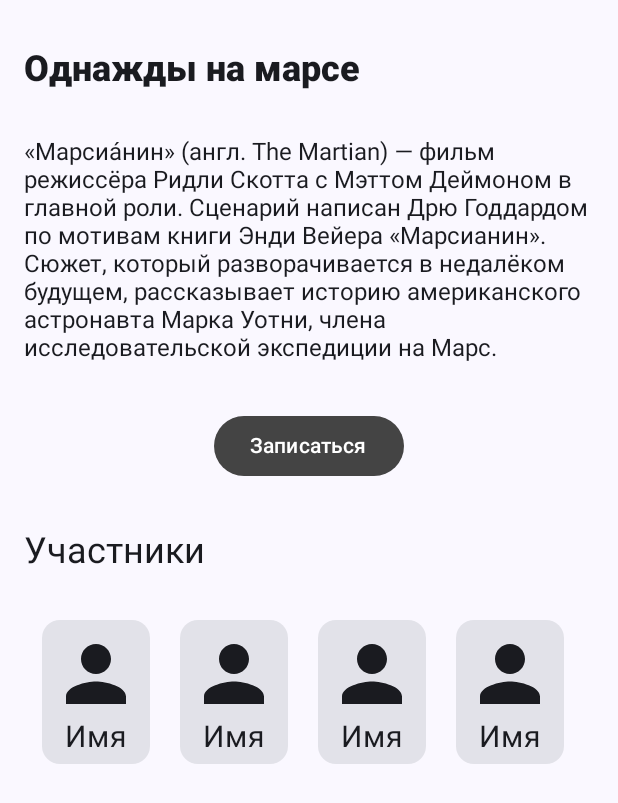
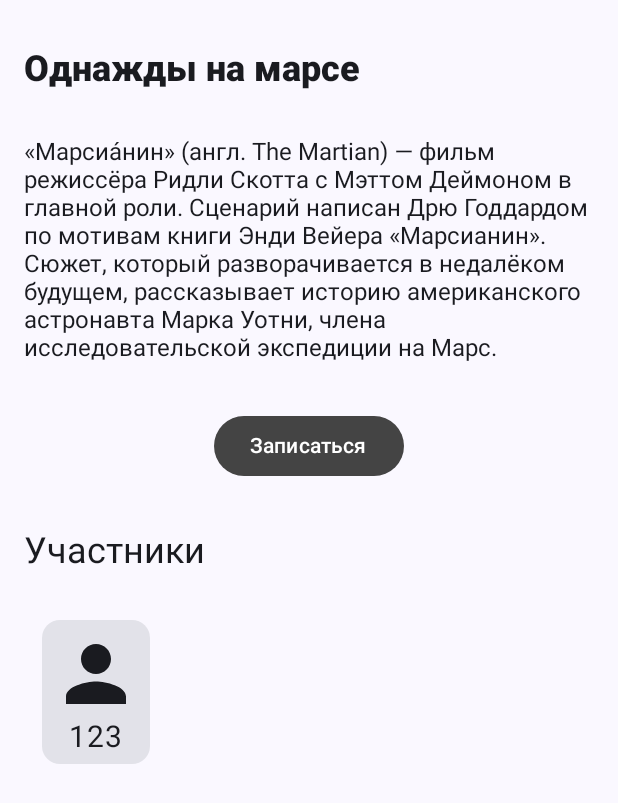
Before and after one commit to BlessedBoy16/CinemaClub, an Android app built with Jetpack Compose: the screen it shows after launch (MainActivity), after a tap on "Записаться", on a phone screen of 412 x 824 dp. Shown: the top 803 px of the screen. Run offline under Robolectric (Android 15) with nearby library versions, the phone set to English and light mode, and no system bars; pictures from the network do not load.

```diff
--- a/app/src/main/java/com/example/cinema/MainActivity.kt
+++ b/app/src/main/java/com/example/cinema/MainActivity.kt
@@ -3,7 +3,6 @@ package com.example.cinema
 import android.os.Bundle
 import androidx.activity.ComponentActivity
 import androidx.activity.compose.setContent
-import androidx.compose.foundation.background
 import androidx.compose.foundation.layout.Arrangement
 import androidx.compose.foundation.layout.Column
 import androidx.compose.foundation.layout.Spacer
@@ -16,6 +15,7 @@ import androidx.compose.foundation.layout.size
 import androidx.compose.foundation.layout.width
 import androidx.compose.foundation.lazy.LazyColumn
 import androidx.compose.foundation.lazy.LazyRow
+import androidx.compose.foundation.lazy.items
 import androidx.compose.foundation.shape.CircleShape
 import androidx.compose.material.icons.Icons
 import androidx.compose.material.icons.filled.Person
@@ -27,6 +27,11 @@ import androidx.compose.material3.MaterialTheme
 import androidx.compose.material3.Surface
 import androidx.compose.material3.Text
 import androidx.compose.runtime.Composable
+import androidx.compose.runtime.getValue
+import androidx.compose.runtime.mutableStateOf
+import androidx.compose.runtime.remember
+import androidx.compose.runtime.setValue
+import androidx.compose.runtime.toMutableStateList
 import androidx.compose.ui.Alignment
 import androidx.compose.ui.Modifier
 import androidx.compose.ui.draw.clip
@@ -36,6 +41,7 @@ import androidx.compose.ui.text.font.FontWeight
 import androidx.compose.ui.unit.dp
 import androidx.compose.ui.unit.sp
 import coil.compose.AsyncImage
+import com.example.cinema.data.User
 import com.example.cinema.ui.theme.CinemaTheme
 
 class MainActivity : ComponentActivity() {
@@ -48,15 +54,15 @@ class MainActivity : ComponentActivity() {
                     modifier = Modifier.fillMaxSize(),
                     color = MaterialTheme.colorScheme.background
                 ) {
-                    mainContent()
+                    mainContent(users = listOf())
                  }
             }
         }
     }
 }
-
 @Composable
-fun mainContent() {
+fun mainContent(users: List<User>) {
+    var users by remember { mutableStateOf(users) }
     Column {
         LazyColumn {
             item {
@@ -74,8 +80,20 @@ fun mainContent() {
                 )
             }
             item {
-                button()
-            }
+                Column(modifier = Modifier
+                    .fillMaxWidth(),
+                    verticalArrangement = Arrangement.Center,
+                    horizontalAlignment = Alignment.CenterHorizontally) {
+                Button(onClick = {
+                    users = users.toMutableList().also {
+                        it.add(0, User(123, "123"))
+                    }
+                },
+                    colors = ButtonDefaults.buttonColors(Color.DarkGray)) {
+                    Text(text = "Записаться")
+                        }
+                    }
+                }
             item {
                 Text(
                     text = "Участники",
@@ -90,9 +108,10 @@ fun mainContent() {
             item{
                 LazyRow(modifier = Modifier
                     .padding(16.dp,24.dp)) {
-                        items(10) {
+                        items(users) {
+                            user ->
                             Spacer(modifier = Modifier.width(4.dp))
-                            PersonView(name = "Имя")
+                            PersonView(name = user.name)
                     }
                 }
                 Spacer(modifier = Modifier.height(32.dp))
@@ -139,21 +158,24 @@ fun description(text: String){
     )
 }
 
-@Composable
-fun button(){
-    Column(
-        modifier = Modifier
-            .fillMaxWidth()
-            .fillMaxHeight(),
-        verticalArrangement = Arrangement.Center,
-        horizontalAlignment = Alignment.CenterHorizontally
-    ) {
-        Button(onClick = { /*TODO*/ },
-            colors = ButtonDefaults.buttonColors(Color.DarkGray)) {
-            Text("Записаться")
-        }
-    }
-}
+//@Composable
+//fun button(users: List<User>){
+//    var users by remember { mutableStateOf(users) }
+//    Column(
+//        modifier = Modifier
+//            .fillMaxWidth()
+//            .fillMaxHeight(),
+//        verticalArrangement = Arrangement.Center,
+//        horizontalAlignment = Alignment.CenterHorizontally
+//    ) {
+//        Button(onClick = { users = users.toMutableList().also {
+//            it.add(0, User(123, "123"))
+//        } },
+//            colors = ButtonDefaults.buttonColors(Color.DarkGray)) {
+//            Text("Записаться")
+//        }
+//    }
+//}
 @Composable
 fun PersonView(name: String) {
     Card(
--- /dev/null
+++ b/app/src/main/java/com/example/cinema/data/User.kt
@@ -0,0 +1,6 @@
+package com.example.cinema.data
+
+data class User(
+    val id: Int,
+    val name: String
+)
```
